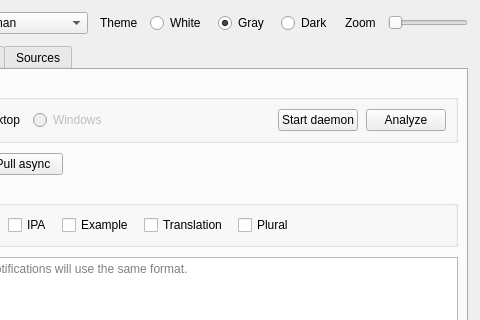
Qt form ui/main_window.ui (denizisik1/silent-vocabulary) before a commit; both pictures show x 240 to 720 and y 0 to 320 of the 720 by 560 pixel window.
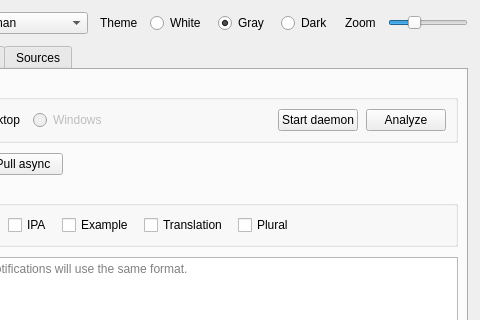
The same form after that commit.

Commit message: feat(ui): add zoom

```diff
--- a/ui/main_window.ui
+++ b/ui/main_window.ui
@@ -158,6 +158,24 @@
          <property name="orientation">
           <enum>Qt::Horizontal</enum>
          </property>
+         <property name="minimum">
+          <number>80</number>
+         </property>
+         <property name="maximum">
+          <number>150</number>
+         </property>
+         <property name="value">
+          <number>100</number>
+         </property>
+         <property name="singleStep">
+          <number>5</number>
+         </property>
+         <property name="pageStep">
+          <number>10</number>
+         </property>
+         <property name="toolTip">
+          <string>Zoom UI text size</string>
+         </property>
         </widget>
        </item>
       </layout>
```
The commit also changes 6 other files.
